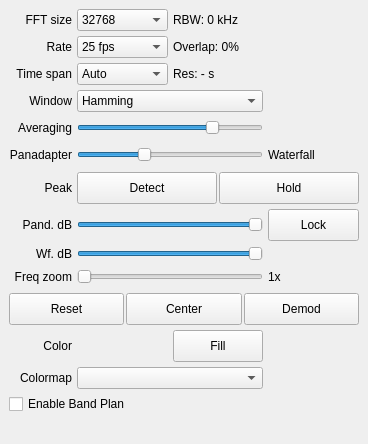
First picture: the form in src/qtgui/dockfft.ui, repository vladisslav2011/gqrx, before the edit.
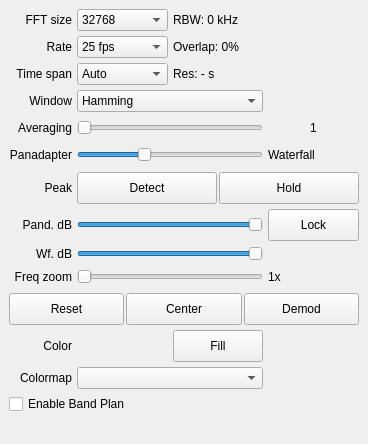
Second picture: the form after the edit. Icons and pictures are not drawn. Custom widgets are drawn as their Qt base class.

Commit message: dockfft: Better FFT averaging depth control

The edit to the form file:
```diff
--- a/src/qtgui/dockfft.ui
+++ b/src/qtgui/dockfft.ui
@@ -71,8 +71,8 @@
         <rect>
          <x>0</x>
          <y>0</y>
-         <width>350</width>
-         <height>407</height>
+         <width>336</width>
+         <height>445</height>
         </rect>
        </property>
        <layout class="QVBoxLayout" name="verticalLayout">
@@ -907,8 +907,11 @@
             <property name="maximum">
              <number>100</number>
             </property>
+            <property name="pageStep">
+             <number>1</number>
+            </property>
             <property name="value">
-             <number>75</number>
+             <number>0</number>
             </property>
             <property name="orientation">
              <enum>Qt::Horizontal</enum>
@@ -1126,6 +1129,16 @@
               </property>
             </widget>
           </item>
+          <item row="4" column="3">
+           <widget class="QLabel" name="fftAvgValue">
+            <property name="text">
+             <string>1</string>
+            </property>
+            <property name="alignment">
+             <set>Qt::AlignCenter</set>
+            </property>
+           </widget>
+          </item>
          </layout>
         </item>
        </layout>
```
Lines whose indentation alone changed are shown as unchanged. The commit also changes 2 other files.
